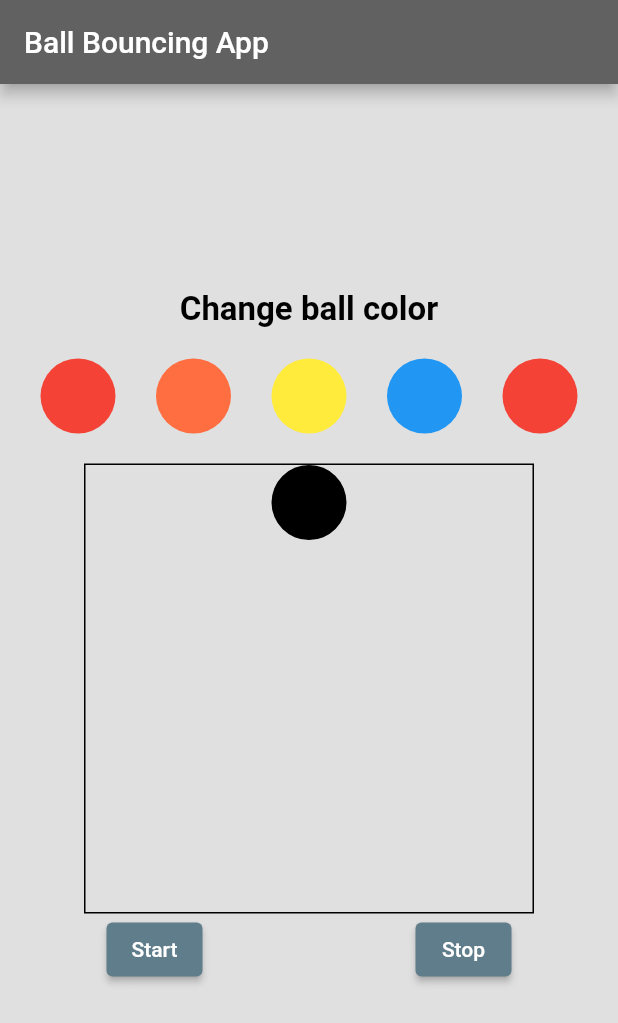
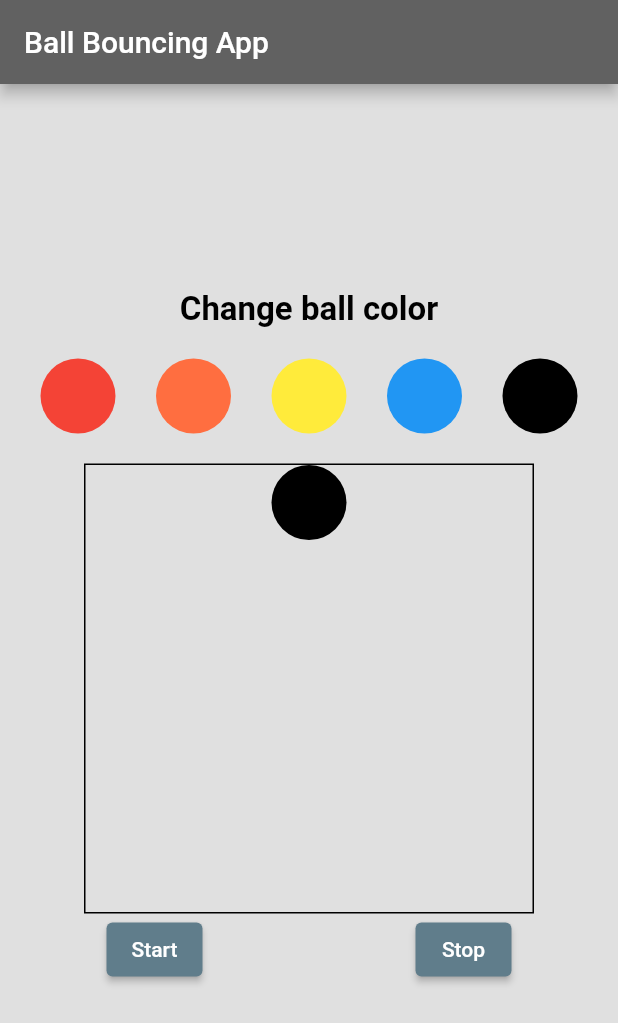
Before and after one commit to AyushC45/BouncingBall, a Flutter app: the screen it shows after launch, on a phone screen of 412 x 824 dp. Shown: the top 1023 px of the screen. Run offline on Flutter 3.47's test engine with Material 2 defaults, Android fonts, the phone set to English and light mode, and no system bars.

Commit message:
fixed box and colors

```diff
--- a/lib/main.dart
+++ b/lib/main.dart
@@ -137,12 +137,12 @@ class _ExplicitAnimationAppState extends State<ExplicitAnimationApp>
                     ),
                   ),
                   GestureDetector(
-                    onTap: () => changeBallColor(Colors.red),
+                    onTap: () => changeBallColor(Colors.black),
                     child: Container(
                       height: 50,
                       width: 50,
                       decoration: BoxDecoration(
-                        color: Colors.red,
+                        color: Colors.black,
                         shape: BoxShape.circle,
                         border: Border.all(color: Colors.transparent), // Set border color to transparent
                       ),
```
